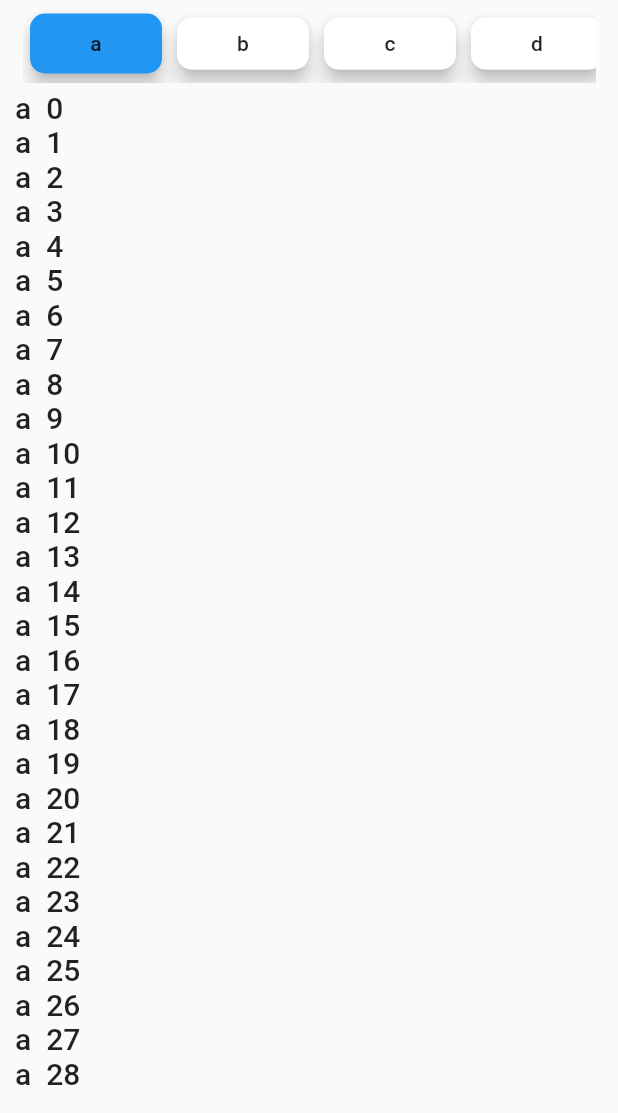
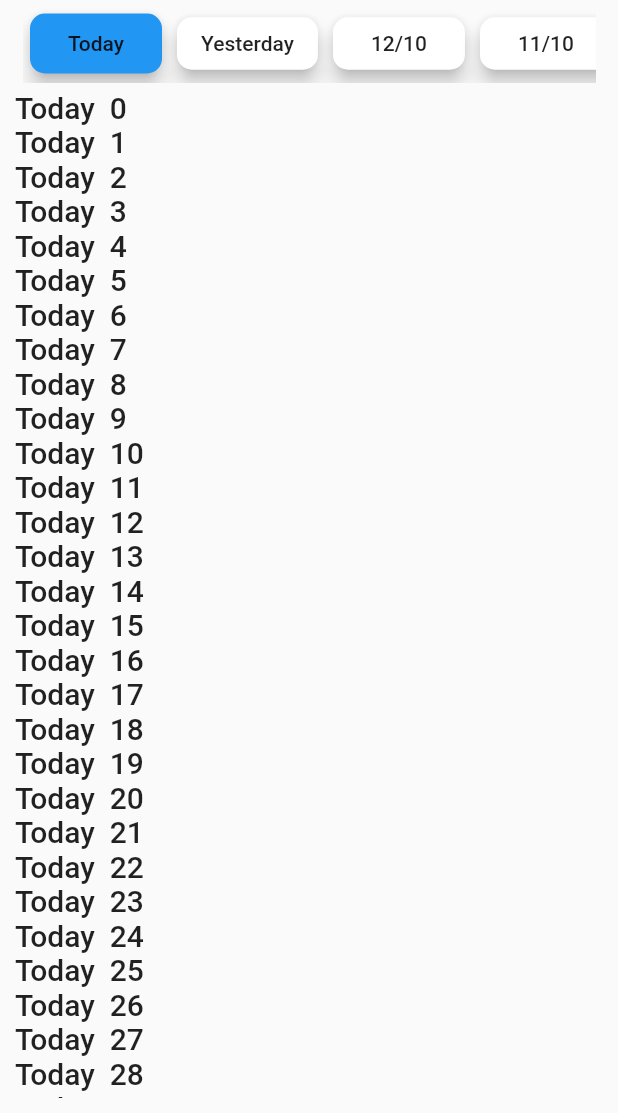
Before and after one commit to ivofernandes/anchor_tabs, a Flutter app: the screen it shows after launch, on a phone screen of 412 x 824 dp, the part 123-1236 px from its top. Run offline on Flutter 3.47's test engine with Material 2 defaults, Android fonts, the phone set to English and light mode, and no system bars; our stand-ins replace visibility_detector.

Commit message:
Improved the example

```diff
--- a/example/lib/main.dart
+++ b/example/lib/main.dart
@@ -43,7 +43,17 @@ class SimpleExample extends StatelessWidget {
 
   @override
   Widget build(BuildContext context) {
-    List<String> tabsText = ['a', 'b', 'c', 'd', 'e', 'f', 'g', 'h', 'i', 'j'];
+    DateTime today = DateTime.now();
+
+    List<String> tabsText = [
+      'Today',
+      'Yesterday',
+    ];
+
+    for (int i = 2; i < 10; i++) {
+      DateTime pastDate = today.subtract(Duration(days: i));
+      tabsText.add('${pastDate.day}/${pastDate.month}');
+    }
 
     List<Widget> tabs = [];
     List<Widget> body = [];
```
Also changed, not shown: 2 other files.
